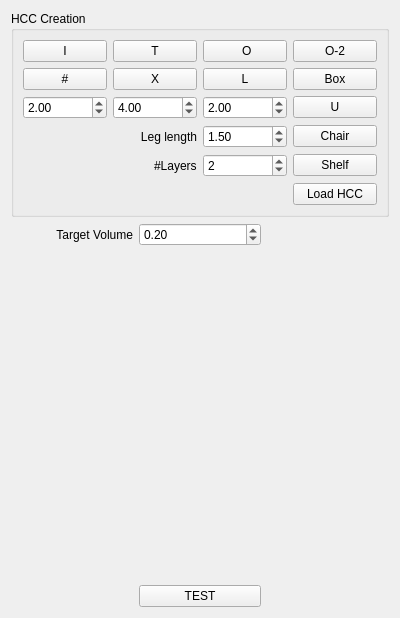
First picture: the form in Foldabilizer/FoldabilizerWidget.ui, repository letienhung/fold-hcc, before the edit.
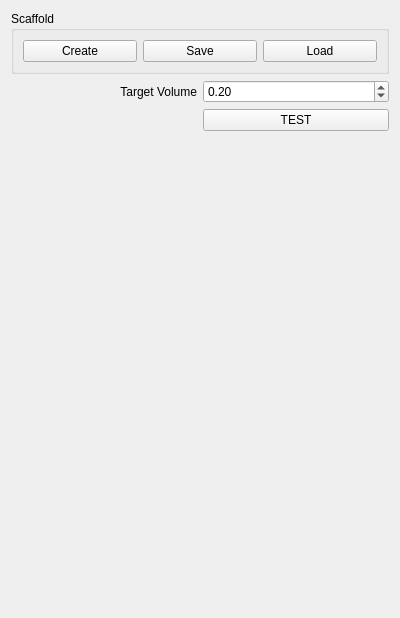
Second picture: the form after the edit.

```diff
--- a/Foldabilizer/FoldabilizerWidget.ui
+++ b/Foldabilizer/FoldabilizerWidget.ui
@@ -26,176 +26,37 @@
    <string>Form</string>
   </property>
   <layout class="QGridLayout" name="gridLayout">
-   <item row="0" column="0" colspan="3">
-    <widget class="QGroupBox" name="groupBox">
-     <property name="title">
-      <string>HCC Creation</string>
+   <item row="8" column="1">
+    <widget class="QDoubleSpinBox" name="targetV">
+     <property name="maximum">
+      <double>1.000000000000000</double>
      </property>
-     <layout class="QGridLayout" name="gridLayout_2">
-      <item row="1" column="0">
-       <widget class="QPushButton" name="createSharp">
-        <property name="text">
-         <string>#</string>
-        </property>
-       </widget>
-      </item>
-      <item row="5" column="3">
-       <widget class="QPushButton" name="createChair">
-        <property name="text">
-         <string>Chair</string>
-        </property>
-       </widget>
-      </item>
-      <item row="5" column="1">
-       <widget class="QLabel" name="label">
-        <property name="text">
-         <string>Leg length</string>
-        </property>
-        <property name="alignment">
-         <set>Qt::AlignRight|Qt::AlignTrailing|Qt::AlignVCenter</set>
-        </property>
-       </widget>
-      </item>
-      <item row="3" column="1">
-       <widget class="QDoubleSpinBox" name="UMid">
-        <property name="singleStep">
-         <double>0.500000000000000</double>
-        </property>
-        <property name="value">
-         <double>4.000000000000000</double>
-        </property>
-       </widget>
-      </item>
-      <item row="5" column="2">
-       <widget class="QDoubleSpinBox" name="legLength">
-        <property name="minimum">
-         <double>1.000000000000000</double>
-        </property>
-        <property name="maximum">
-         <double>10.000000000000000</double>
-        </property>
-        <property name="singleStep">
-         <double>0.100000000000000</double>
-        </property>
-        <property name="value">
-         <double>1.500000000000000</double>
-        </property>
-       </widget>
-      </item>
-      <item row="0" column="1">
-       <widget class="QPushButton" name="createT">
-        <property name="text">
-         <string>T</string>
-        </property>
-       </widget>
-      </item>
-      <item row="0" column="2">
-       <widget class="QPushButton" name="createO">
-        <property name="text">
-         <string> O</string>
-        </property>
-       </widget>
-      </item>
-      <item row="3" column="3">
-       <widget class="QPushButton" name="createU">
-        <property name="text">
-         <string>U</string>
-        </property>
-       </widget>
-      </item>
-      <item row="3" column="0">
-       <widget class="QDoubleSpinBox" name="ULeft">
-        <property name="singleStep">
-         <double>0.500000000000000</double>
-        </property>
-        <property name="value">
-         <double>2.000000000000000</double>
-        </property>
-       </widget>
-      </item>
-      <item row="1" column="1">
-       <widget class="QPushButton" name="createX">
-        <property name="text">
-         <string>X</string>
-        </property>
-       </widget>
-      </item>
-      <item row="1" column="2">
-       <widget class="QPushButton" name="createL">
-        <property name="text">
-         <string>L</string>
-        </property>
-       </widget>
-      </item>
-      <item row="0" column="0">
-       <widget class="QPushButton" name="createI">
-        <property name="text">
-         <string>I</string>
-        </property>
-       </widget>
-      </item>
-      <item row="3" column="2">
-       <widget class="QDoubleSpinBox" name="URight">
-        <property name="singleStep">
-         <double>0.500000000000000</double>
-        </property>
-        <property name="value">
-         <double>2.000000000000000</double>
-        </property>
-       </widget>
-      </item>
-      <item row="0" column="3">
-       <widget class="QPushButton" name="createO_2">
-        <property name="text">
-         <string>O-2</string>
-        </property>
-       </widget>
-      </item>
-      <item row="7" column="3">
-       <widget class="QPushButton" name="load_hcc">
-        <property name="text">
-         <string>Load HCC</string>
-        </property>
-       </widget>
-      </item>
-      <item row="1" column="3">
-       <widget class="QPushButton" name="createBox">
-        <property name="text">
-         <string>Box</string>
-        </property>
-       </widget>
-      </item>
-      <item row="6" column="3">
-       <widget class="QPushButton" name="createShelf">
-        <property name="text">
-         <string>Shelf</string>
-        </property>
-       </widget>
-      </item>
-      <item row="6" column="2">
-       <widget class="QSpinBox" name="nbLayers">
-        <property name="minimum">
-         <number>1</number>
-        </property>
-        <property name="maximum">
-         <number>5</number>
-        </property>
-        <property name="value">
-         <number>2</number>
-        </property>
-       </widget>
-      </item>
-      <item row="6" column="1" alignment="Qt::AlignRight">
-       <widget class="QLabel" name="label_7">
-        <property name="text">
-         <string>#Layers</string>
-        </property>
-       </widget>
-      </item>
-     </layout>
+     <property name="singleStep">
+      <double>0.100000000000000</double>
+     </property>
+     <property name="value">
+      <double>0.200000000000000</double>
+     </property>
     </widget>
    </item>
-   <item row="7" column="0">
+   <item row="9" column="1">
+    <widget class="QPushButton" name="test">
+     <property name="text">
+      <string>TEST</string>
+     </property>
+    </widget>
+   </item>
+   <item row="8" column="0">
+    <widget class="QLabel" name="label_5">
+     <property name="text">
+      <string>Target Volume</string>
+     </property>
+     <property name="alignment">
+      <set>Qt::AlignRight|Qt::AlignTrailing|Qt::AlignVCenter</set>
+     </property>
+    </widget>
+   </item>
+   <item row="10" column="0" colspan="2">
     <spacer name="verticalSpacer">
      <property name="orientation">
       <enum>Qt::Vertical</enum>
@@ -208,34 +69,34 @@
      </property>
     </spacer>
    </item>
-   <item row="8" column="1">
-    <widget class="QPushButton" name="test">
-     <property name="text">
-      <string>TEST</string>
+   <item row="1" column="0" colspan="2">
+    <widget class="QGroupBox" name="groupBox">
+     <property name="title">
+      <string>Scaffold</string>
      </property>
-    </widget>
-   </item>
-   <item row="6" column="0">
-    <widget class="QLabel" name="label_5">
-     <property name="text">
-      <string>Target Volume</string>
-     </property>
-     <property name="alignment">
-      <set>Qt::AlignRight|Qt::AlignTrailing|Qt::AlignVCenter</set>
-     </property>
-    </widget>
-   </item>
-   <item row="6" column="1">
-    <widget class="QDoubleSpinBox" name="targetV">
-     <property name="maximum">
-      <double>1.000000000000000</double>
-     </property>
-     <property name="singleStep">
-      <double>0.100000000000000</double>
-     </property>
-     <property name="value">
-      <double>0.200000000000000</double>
-     </property>
+     <layout class="QGridLayout" name="gridLayout_2">
+      <item row="0" column="1">
+       <widget class="QPushButton" name="saveScaffold">
+        <property name="text">
+         <string>Save</string>
+        </property>
+       </widget>
+      </item>
+      <item row="0" column="0">
+       <widget class="QPushButton" name="createScaffold">
+        <property name="text">
+         <string>Create</string>
+        </property>
+       </widget>
+      </item>
+      <item row="0" column="2">
+       <widget class="QPushButton" name="loadScaffold">
+        <property name="text">
+         <string>Load</string>
+        </property>
+       </widget>
+      </item>
+     </layout>
     </widget>
    </item>
   </layout>
```
